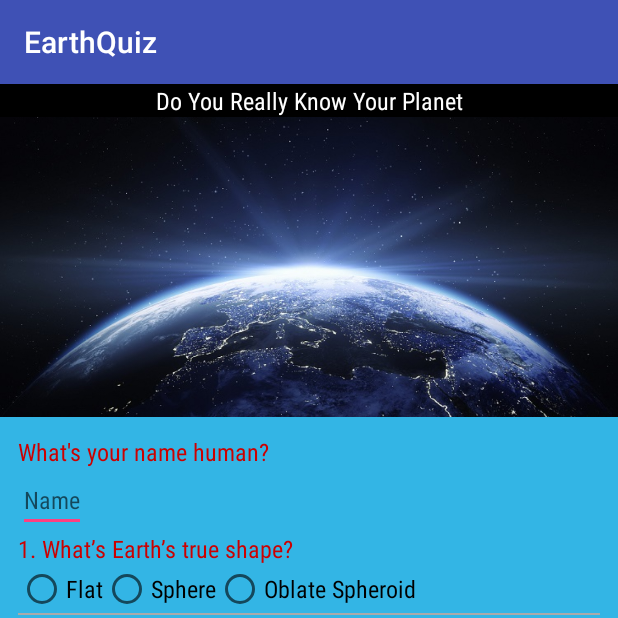
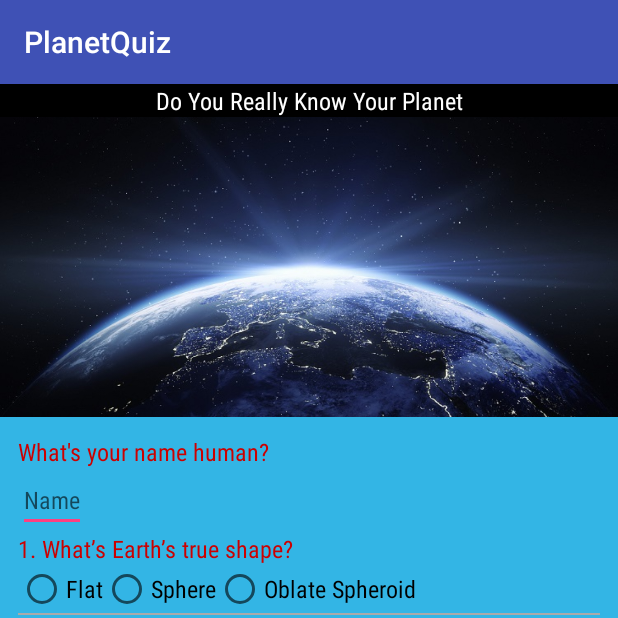
Before and after one commit to kshntn/EarthQuiz, an Android app: the screen it shows after launch (MainActivity), on a phone screen of 412 x 824 dp, the top half of it. Run offline under Robolectric (Android 15) with nearby library versions, the phone set to English and light mode, and no system bars.

Commit message:
final changes

```diff
--- a/app/src/main/res/layout/activity_main.xml
+++ b/app/src/main/res/layout/activity_main.xml
@@ -23,14 +23,14 @@
         android:background="@color/earthblue">
 
         <LinearLayout
-            android:layout_width="match_parent"
-            android:layout_height="match_parent"
+            android:layout_width="wrap_content"
+            android:layout_height="wrap_content"
             android:orientation="vertical">
 
             <ImageView
                 android:id="@+id/intro"
                 android:layout_width="match_parent"
-                android:layout_height="200dp"
+                android:layout_height="@dimen/imageHeight"
                 android:scaleType="fitXY"
                 android:src="@drawable/earth" />
 
@@ -38,7 +38,7 @@
                 android:layout_width="match_parent"
                 android:layout_height="match_parent"
                 android:orientation="vertical"
-                android:layout_margin="12dp">
+                android:layout_margin="@dimen/layoutMargin">
 
                 <TextView
                     android:layout_width="wrap_content"
@@ -202,11 +202,11 @@
                     android:layout_height="wrap_content">
 
                     <Button
-                        android:layout_width="50dp"
-                        android:layout_height="50dp"
+                        android:layout_width="@dimen/ButtonSize"
+                        android:layout_height="@dimen/ButtonSize"
                         android:onClick="decrement"
                         android:text="-"
-                        android:textSize="24sp" />
+                        android:textSize="@dimen/ButtonTextSize" />
 
                     <TextView
                         android:id="@+id/answer5"
@@ -216,11 +216,11 @@
                         android:textColor="@android:color/black" />
 
                     <Button
-                        android:layout_width="50dp"
-                        android:layout_height="50dp"
+                        android:layout_width="@dimen/ButtonSize"
+                        android:layout_height="@dimen/ButtonSize"
                         android:onClick="increment"
                         android:text="+"
-                        android:textSize="24sp" />
+                        android:textSize="@dimen/ButtonTextSize" />
                 </LinearLayout>
 
                 <TextView
@@ -230,7 +230,7 @@
 
                 <ImageView
                     android:layout_width="match_parent"
-                    android:layout_height="200dp"
+                    android:layout_height="@dimen/imageHeight"
                     android:src="@drawable/asia3" />
 
                 <EditText
--- /dev/null
+++ b/app/src/main/res/values/dimen.xml
@@ -0,0 +1,7 @@
+<?xml version="1.0" encoding="utf-8"?>
+<resources>
+    <dimen name="imageHeight">200dp</dimen>
+    <dimen name="layoutMargin">12dp</dimen>
+    <dimen name="ButtonTextSize">24dp</dimen>
+    <dimen name="ButtonSize">50dp</dimen>
+</resources>
--- a/app/src/main/res/values/strings.xml
+++ b/app/src/main/res/values/strings.xml
@@ -1,5 +1,5 @@
 <resources>
-    <string name="app_name">EarthQuiz</string>
+    <string name="app_name">PlanetQuiz</string>
     <string name="FirstIntro">Do You Really Know Your Planet</string>
     <string name="FailIntro">Have you considered life on Mars?</string>
     <string name="NameQuestion">What\'s your name human?</string>
@@ -44,9 +44,9 @@
     <string name="Submitbutton">Submit</string>
     <string name="Resetbutton">Reset</string>
     <string name="Submitwithpartialcomp">Finish all questions</string>
-    <string name="Submitwithcomp"> Congrats You have %1$d questions correct out of 8</string>
-    <string name="Submitwitherror">  You have %1$d questions correct out of 8</string>
-    <string name="SubmitFail"> Too bad! You have just %1$d questions correct out of 8</string>
+    <string name="Submitwithcomp">\  Congrats You have %1$d questions correct out of 8</string>
+    <string name="Submitwitherror">\  You have %1$d questions correct out of 8</string>
+    <string name="SubmitFail">\  Too bad! You have just %1$d questions correct out of 8</string>
 
 
 </resources>
```
